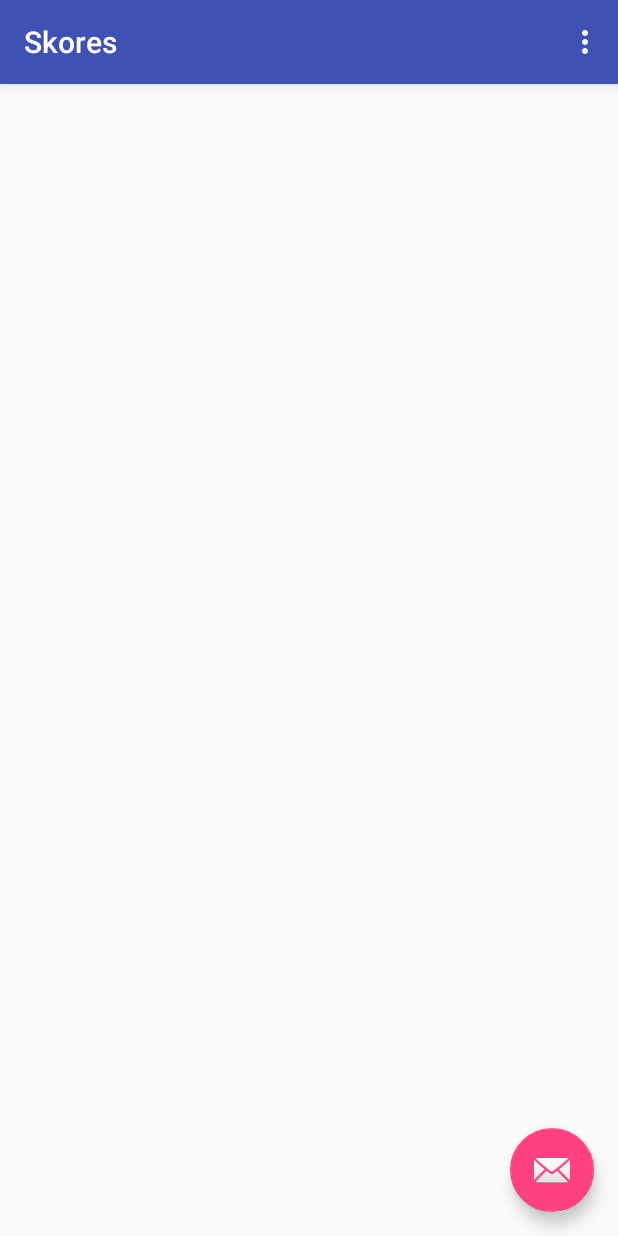
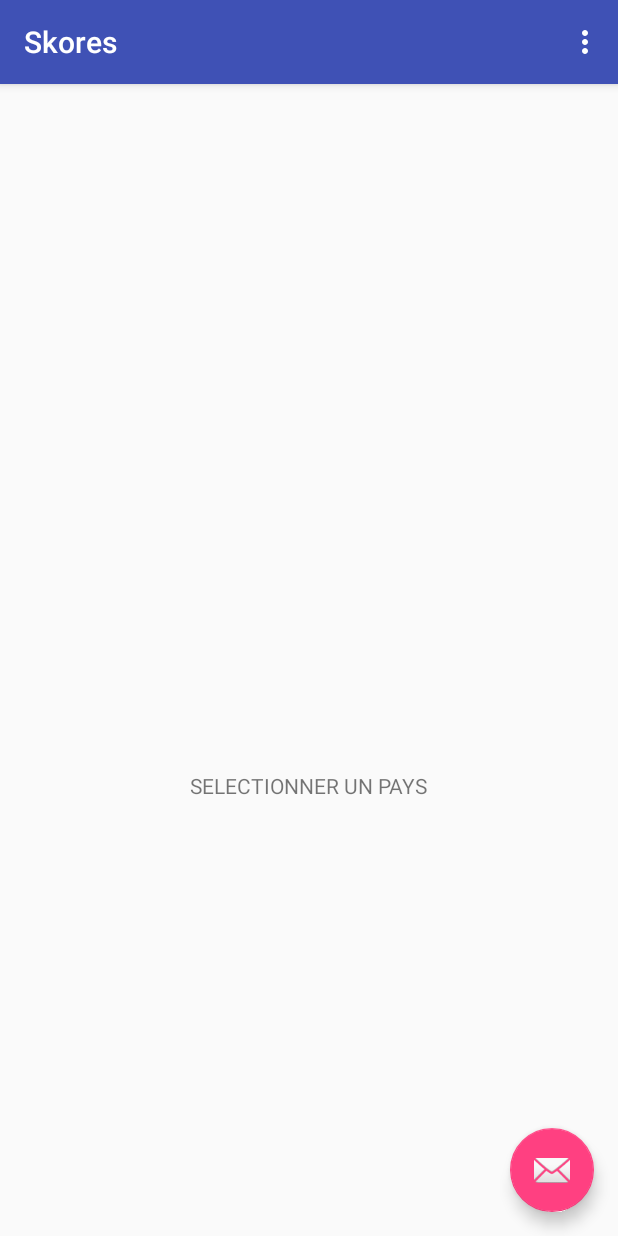
Before and after one commit to maximegens/testSkores, an Android app: the screen it shows after launch (MainActivity), on a phone screen of 412 x 824 dp. Run offline under Robolectric (Android 15) with nearby library versions, the phone set to English and light mode, and no system bars.

Commit message:
TestSkores - Mapping des données pour le détails des pays (sans l'image)

```diff
--- a/SkoresTest/src/main/java/com/maximegens/android/testskores/adapters/AdapterCountry.java
+++ b/SkoresTest/src/main/java/com/maximegens/android/testskores/adapters/AdapterCountry.java
@@ -5,7 +5,7 @@ import android.view.LayoutInflater;
 import android.view.View;
 import android.view.ViewGroup;
 
-import com.maximegens.android.testskores.R;
+import com.maximegens.android.testskores.activities.R;
 import com.maximegens.android.testskores.data.beans.CountryFootball;
 
 import java.util.List;
@@ -15,6 +15,9 @@ import java.util.List;
  */
 public class AdapterCountry extends RecyclerView.Adapter<CountryViewHolder>{
 
+    /** Listener for click **/
+    private RecyclerViewListener recyclerViewListener;
+
     /** List of country **/
     private List<CountryFootball> listCountry;
 
@@ -22,8 +25,9 @@ public class AdapterCountry extends RecyclerView.Adapter<CountryViewHolder>{
      * Constructeur
      * @param list Football country list
      */
-    public AdapterCountry(List<CountryFootball> list) {
+    public AdapterCountry(List<CountryFootball> list, RecyclerViewListener recyclerViewListener) {
         this.listCountry = list;
+        this.recyclerViewListener = recyclerViewListener;
     }
 
     /**
@@ -42,8 +46,14 @@ public class AdapterCountry extends RecyclerView.Adapter<CountryViewHolder>{
 
     @Override
     public void onBindViewHolder(CountryViewHolder holder, int position) {
-        CountryFootball country = listCountry.get(position);
+        final CountryFootball country = listCountry.get(position);
         holder.bind(country);
+        holder.itemView.setOnClickListener(new View.OnClickListener() {
+            @Override
+            public void onClick(View view) {
+                recyclerViewListener.onClickRecyclerView(country);
+            }
+        });
     }
 
     @Override
--- a/SkoresTest/src/main/java/com/maximegens/android/testskores/adapters/CountryViewHolder.java
+++ b/SkoresTest/src/main/java/com/maximegens/android/testskores/adapters/CountryViewHolder.java
@@ -4,7 +4,7 @@ import android.support.v7.widget.RecyclerView;
 import android.view.View;
 import android.widget.TextView;
 
-import com.maximegens.android.testskores.R;
+import com.maximegens.android.testskores.activities.R;
 import com.maximegens.android.testskores.data.beans.CountryFootball;
 
 /**
@@ -22,6 +22,7 @@ public class CountryViewHolder extends RecyclerView.ViewHolder{
     public CountryViewHolder(View itemView) {
         super(itemView);
         nameCountry = (TextView) itemView.findViewById(R.id.item_country_label);
+
     }
 
     /**
--- /dev/null
+++ b/SkoresTest/src/main/java/com/maximegens/android/testskores/adapters/RecyclerViewListener.java
@@ -0,0 +1,12 @@
+package com.maximegens.android.testskores.adapters;
+
+import android.view.View;
+
+import com.maximegens.android.testskores.data.beans.CountryFootball;
+
+/**
+ * Interface to communicate between adapter and fragments.
+ */
+public interface RecyclerViewListener {
+    void onClickRecyclerView(CountryFootball countryFootball);
+}
--- a/SkoresTest/src/main/java/com/maximegens/android/testskores/fragments/DetailCountryFragments.java
+++ b/SkoresTest/src/main/java/com/maximegens/android/testskores/fragments/DetailCountryFragments.java
@@ -6,8 +6,12 @@ import android.support.v4.app.Fragment;
 import android.view.LayoutInflater;
 import android.view.View;
 import android.view.ViewGroup;
+import android.widget.ImageView;
+import android.widget.TextView;
 
-import com.maximegens.android.testskores.R;
+import com.maximegens.android.testskores.activities.R;
+import com.maximegens.android.testskores.data.beans.CountryFootball;
+
 
 /**
  * A detail view fragment for display name and image of country.
@@ -16,6 +20,27 @@ public class DetailCountryFragments extends Fragment {
 
     /** Key for title **/
     private static final String TITLE = "TITLE";
+
+    /** KEY for item **/
+    public static final String ARG_ITEM_ID = "country_id";
+
+    /** Name of football country **/
+    private TextView nameCountry;
+
+    /** number event **/
+    private TextView nbEvents;
+
+    /** number event lives **/
+    private TextView nbEventsLive;
+
+    /** message select country **/
+    private TextView selectCountry;
+
+    /** ImageView **/
+    private ImageView imageViewCountry;
+
+    /** FootBall Country **/
+    private CountryFootball countryFootball;
 
     /** Instance of fragment **/
     public static DetailCountryFragments newInstance(String title) {
@@ -35,5 +60,24 @@ public class DetailCountryFragments extends Fragment {
     @Override
     public void onViewCreated(View view, @Nullable Bundle savedInstanceState) {
         super.onViewCreated(view, savedInstanceState);
+
+        selectCountry = (TextView) view.findViewById(R.id.detail_select_country);
+        imageViewCountry = (ImageView) view.findViewById(R.id.detail_image_pays);
+        nameCountry = (TextView) view.findViewById(R.id.detail_name_country);
+        nbEvents = (TextView) view.findViewById(R.id.detail_nb_event_country);
+        nbEventsLive = (TextView) view.findViewById(R.id.detail_nb_event_live_country);
+
+        if (getArguments() != null && getArguments().containsKey(ARG_ITEM_ID)) {
+            countryFootball = getArguments().getParcelable(ARG_ITEM_ID);
+        }
+        // Display or hide select country message
+        selectCountry.setVisibility(countryFootball == null ? View.VISIBLE : View.GONE);
+
+        // Fill country data
+        if(countryFootball != null){
+            nameCountry.setText(countryFootball.getName());
+            nbEvents.setText(String.valueOf(countryFootball.getNbEvents()));
+            nbEventsLive.setText(String.valueOf(countryFootball.getNbEventsLive()));
+        }
     }
 }
--- a/SkoresTest/src/main/java/com/maximegens/android/testskores/fragments/ListCountryFragments.java
+++ b/SkoresTest/src/main/java/com/maximegens/android/testskores/fragments/ListCountryFragments.java
@@ -1,9 +1,9 @@
 package com.maximegens.android.testskores.fragments;
 
 import android.content.Context;
+import android.os.Bundle;
 import android.support.annotation.Nullable;
 import android.support.v4.app.Fragment;
-import android.os.Bundle;
 import android.support.v7.widget.LinearLayoutManager;
 import android.support.v7.widget.RecyclerView;
 import android.view.LayoutInflater;
@@ -12,13 +12,13 @@ import android.view.ViewGroup;
 import android.widget.ProgressBar;
 import android.widget.TextView;
 
-import com.maximegens.android.testskores.R;
 import com.maximegens.android.testskores.activities.MainActivity;
+import com.maximegens.android.testskores.activities.R;
 import com.maximegens.android.testskores.adapters.AdapterCountry;
+import com.maximegens.android.testskores.adapters.RecyclerViewListener;
 import com.maximegens.android.testskores.asynctask.AsyncResponse;
 import com.maximegens.android.testskores.asynctask.ListCountryTask;
 import com.maximegens.android.testskores.data.beans.CountryFootball;
-
 
 import java.util.ArrayList;
 import java.util.List;
@@ -26,7 +26,7 @@ import java.util.List;
 /**
  * A fragment for display football country list.
  */
-public class ListCountryFragments extends Fragment implements AsyncResponse{
+public class ListCountryFragments extends Fragment implements AsyncResponse, RecyclerViewListener {
 
     /** KEY for title**/
     private static final String TITLE = "TITLE";
@@ -75,7 +75,7 @@ public class ListCountryFragments extends Fragment implements AsyncResponse{
         listCountryTask.delegate = this;
         listCountryTask.execute();
 
-        adapterCountry = new AdapterCountry(listCountry);
+        adapterCountry = new AdapterCountry(listCountry, this);
         recyclerViewCountry.setLayoutManager(new LinearLayoutManager(getActivity()));
         recyclerViewCountry.setAdapter(adapterCountry);
 
@@ -102,6 +102,11 @@ public class ListCountryFragments extends Fragment implements AsyncResponse{
         displayLoading(false);
     }
 
+    @Override
+    public void onClickRecyclerView(CountryFootball countryFootball) {
+        listCountryFragmentsCallback.onCountrySelected(countryFootball);
+    }
+
     /**
      * Display or hide a loading information
      * @param isDisplay a boolean
--- a/SkoresTest/src/main/res/layout/fragment_detail_country.xml
+++ b/SkoresTest/src/main/res/layout/fragment_detail_country.xml
@@ -18,14 +18,25 @@
         android:id="@+id/detail_name_country"
         android:layout_width="wrap_content"
         android:layout_height="wrap_content"
-        tools:text="@string/detail_tools_name_country"
-        android:layout_alignTop="@+id/detail_image_pays" />
+        tools:text="@string/detail_tools_name_country" />
 
     <TextView
-        android:id="@+id/detail_nb_match_country"
+        android:id="@+id/detail_nb_event_country"
         android:layout_width="wrap_content"
         android:layout_height="wrap_content"
-        tools:text="@string/detail_tools_nb_match_country"
-        android:layout_alignTop="@+id/detail_image_pays" />
+        tools:text="@string/detail_tools_nb_match_country"/>
+
+    <TextView
+        android:id="@+id/detail_nb_event_live_country"
+        android:layout_width="wrap_content"
+        android:layout_height="wrap_content"
+        tools:text="@string/detail_tools_nb_match_live_country" />
+
+    <TextView
+        android:id="@+id/detail_select_country"
+        android:layout_width="wrap_content"
+        android:layout_height="wrap_content"
+        android:layout_gravity="center"
+        android:text="@string/detail_select_country" />
 
 </LinearLayout>
--- a/SkoresTest/src/main/res/values/strings.xml
+++ b/SkoresTest/src/main/res/values/strings.xml
@@ -5,7 +5,9 @@
 
     <!-- Message Detail Country -->
     <string name="detail_tools_nb_match_country">Nombre de match du pays</string>
+    <string name="detail_tools_nb_match_live_country">Nombre de match en lives</string>
     <string name="detail_tools_name_country">Nom du pays</string>
+    <string name="detail_select_country">SELECTIONNER UN PAYS</string>
 
     <!-- Loading messages -->
     <string name="message_country_loading">Récupération des pays en cours...</string>
```
Also changed, not shown: SkoresTest/src/main/java/com/maximegens/android/testskores/activities/MainActivity.java (+8 -1 lines), SkoresTest/src/main/java/com/maximegens/android/testskores/data/beans/CountryFootball.java (+37 -1 lines).
